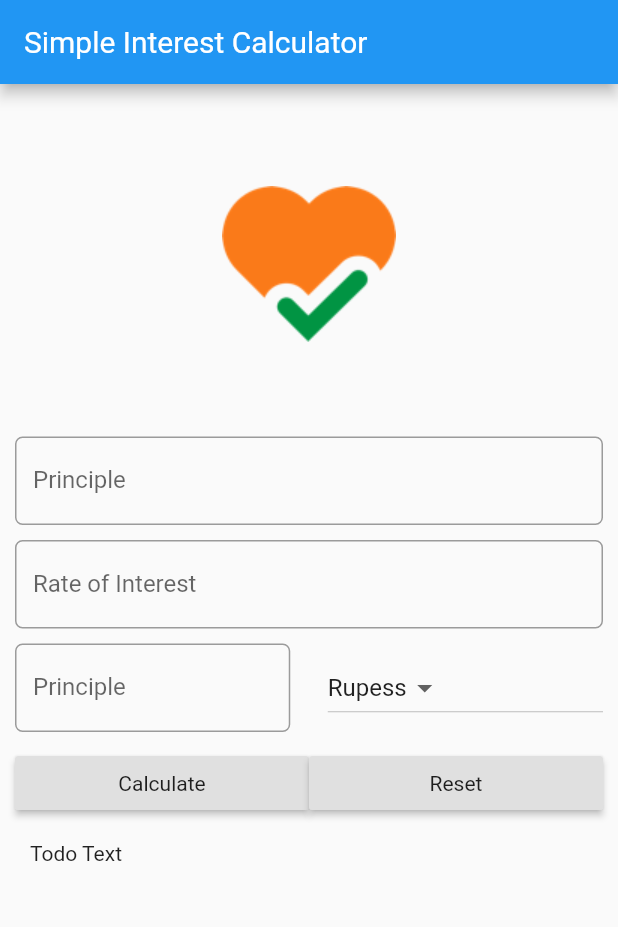
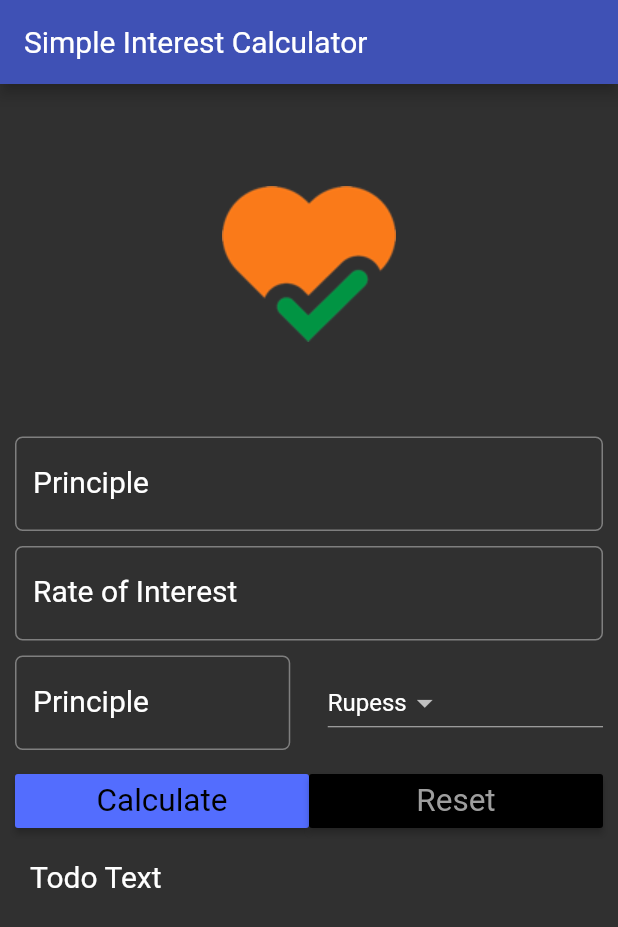
Before and after one commit to PhalugunaRao/FlutterLearning, a Flutter app: the screen it shows after launch, after a tap on "Calculate", on a phone screen of 412 x 824 dp. Shown: the top 927 px of the screen. Run offline on Flutter 3.47's test engine with Material 2 defaults, Android fonts, the phone set to English and light mode, and no system bars.

Commit message:
Flutter Styles and Themes Tutorial using Dart.

```diff
--- a/lib/main.dart
+++ b/lib/main.dart
@@ -2,8 +2,15 @@ import 'package:flutter/material.dart';
 
 void main() {
   runApp(MaterialApp(
+    debugShowCheckedModeBanner: false,
     title: 'Simple Interest Calculator App',
     home: SIForm(),
+    theme: ThemeData(
+      brightness: Brightness.dark,
+      primaryColor: Colors.indigo,
+      accentColor: Colors.indigoAccent
+
+    ),
   ));
 }
 
@@ -20,6 +27,7 @@ class SIFormState extends State<SIForm> {
 
   @override
   Widget build(BuildContext context) {
+    TextStyle textStyle =Theme.of(context).textTheme.headline6;
     return Scaffold(
      // resizeToAvoidBottomPadding: false,
       appBar: AppBar(
@@ -34,9 +42,12 @@ class SIFormState extends State<SIForm> {
                 padding: EdgeInsets.only(
                     top: _minmumPadding, bottom: _minmumPadding),
                 child: TextField(
+                  keyboardType: TextInputType.number,
+                  style: textStyle,
                   decoration: InputDecoration(
                       labelText: 'Principle',
                       hintText: 'Enter Principal  e.g  12000',
+                      labelStyle: textStyle,
                       border: OutlineInputBorder(
                           borderRadius: BorderRadius.circular(5.0))),
                 )),
@@ -44,9 +55,12 @@ class SIFormState extends State<SIForm> {
                 padding: EdgeInsets.only(
                     top: _minmumPadding, bottom: _minmumPadding),
                 child:TextField(
+                  keyboardType: TextInputType.number,
+              style: textStyle,
               decoration: InputDecoration(
                   labelText: 'Rate of Interest',
                   hintText: 'In percent',
+                  labelStyle: textStyle,
                   border: OutlineInputBorder(
                       borderRadius: BorderRadius.circular(5.0))),
             )),
@@ -54,10 +68,14 @@ class SIFormState extends State<SIForm> {
               padding: EdgeInsets.only(top: _minmumPadding,bottom: _minmumPadding),
                 child: Row(
               children: <Widget>[
-               Expanded(child: TextField(
+               Expanded(
+                   child: TextField(
+                     keyboardType: TextInputType.number,
+                  style: textStyle,
                   decoration: InputDecoration(
                       labelText: 'Principle',
                       hintText: 'Enter Principal  e.g  12000',
+                      labelStyle: textStyle,
                       border: OutlineInputBorder(
                           borderRadius: BorderRadius.circular(5.0))),
                 )),
@@ -83,7 +101,9 @@ class SIFormState extends State<SIForm> {
               children: <Widget>[
                 Expanded(
                   child: RaisedButton(
-                    child: Text('Calculate'),
+                    color: Theme.of(context).accentColor,
+                    textColor: Theme.of(context).primaryColorDark,
+                    child: Text('Calculate',textScaleFactor: 1.5,),
                     onPressed: (){
 
                     },
@@ -91,7 +111,9 @@ class SIFormState extends State<SIForm> {
                 ),
                 Expanded(
                   child: RaisedButton(
-                    child: Text('Reset'),
+                    color: Theme.of(context).primaryColorDark,
+                    textColor: Theme.of(context).primaryColorLight,
+                    child: Text('Reset',textScaleFactor: 1.5,),
                     onPressed: (){
 
                     },
@@ -101,7 +123,7 @@ class SIFormState extends State<SIForm> {
             )),
             Padding(
               padding: EdgeInsets.all(_minmumPadding*2),
-              child: Text('Todo Text'),
+              child: Text('Todo Text',style: textStyle,),
             )
 
           ],
```
